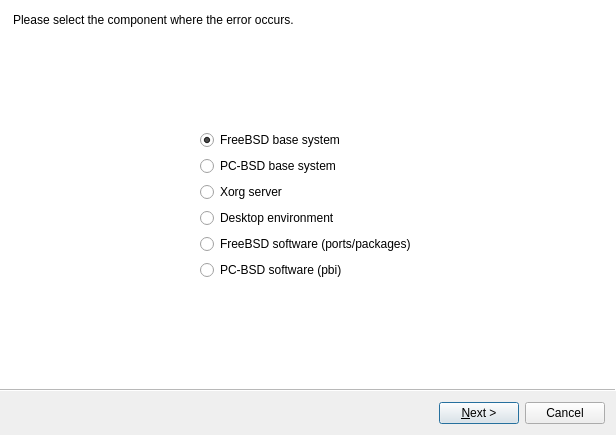
Qt form src-qt4/pc-bugreport/mainwindow.ui (trueos/pcbsd) before a commit.
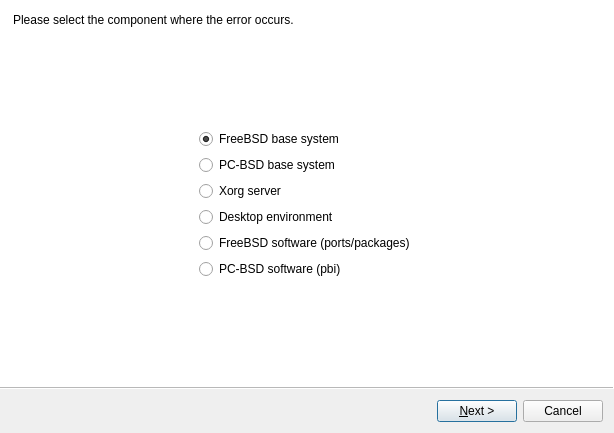
The same form after that commit. Icons and pictures are not drawn. Custom widgets are drawn as their Qt base class.

```diff
--- a/src-qt4/pc-bugreport/mainwindow.ui
+++ b/src-qt4/pc-bugreport/mainwindow.ui
@@ -6,8 +6,8 @@
    <rect>
     <x>0</x>
     <y>0</y>
-    <width>616</width>
-    <height>435</height>
+    <width>614</width>
+    <height>433</height>
    </rect>
   </property>
   <property name="windowTitle">
```
Left out of the diff: 119 changed lines with no effect on the pictures.
